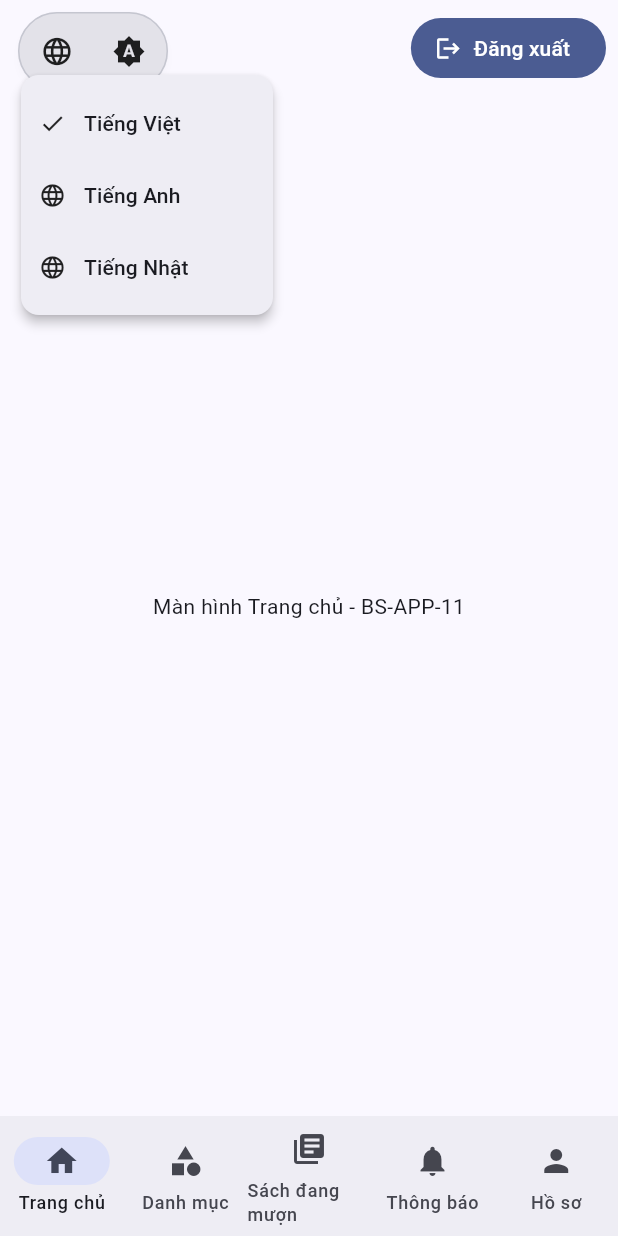
After one commit to maidanghuy/APP_BookSphere, a Flutter app: the MainTabScreen screen opened by its route, after a tap on the "language" icon, on a phone screen of 412 x 824 dp. The commit adds this screen. Run offline on Flutter 3.47's test engine with Material 3 defaults, Android fonts, the phone set to English and light mode, and no system bars; our stand-ins replace dio, flutter_riverpod, flutter_secure_storage, go_router, shared_preferences; accounts and stored records are empty.

Commit message:
feat(BS-APP-10): implement main tab layout
Task:
BS-APP-10 - Main Tab Layout

Coder:
maidanghuy

Scope:
Flutter Mobile App

Changes:
- Add MainTabScreen
- Add Material 3 NavigationBar
- Add 5 main navigation tabs
- Add placeholder screens
- Configure /main route
- Update login redirect to /main
- Keep auth guard protection
- Keep theme and localization integration
- Update README

Validation:
- flutter pub get
- flutter gen-l10n
- flutter analyze
- flutter test
- flutter build apk

```diff
--- /dev/null
+++ b/FE_BookSphere/lib/features/home/presentation/main_tab_screen.dart
@@ -0,0 +1,65 @@
+import 'package:booksphere_app/core/widgets/app_top_left_actions.dart';
+import 'package:booksphere_app/features/auth/presentation/widgets/logout_button.dart';
+import 'package:booksphere_app/features/home/screens/borrow_placeholder_screen.dart';
+import 'package:booksphere_app/features/home/screens/category_placeholder_screen.dart';
+import 'package:booksphere_app/features/home/screens/home_placeholder_screen.dart';
+import 'package:booksphere_app/features/home/screens/notification_placeholder_screen.dart';
+import 'package:booksphere_app/features/home/screens/profile_placeholder_screen.dart';
+import 'package:booksphere_app/features/home/widgets/main_bottom_navigation.dart';
+import 'package:flutter/material.dart';
+import 'package:flutter_riverpod/flutter_riverpod.dart';
+
+class MainTabScreen extends ConsumerStatefulWidget {
+  const MainTabScreen({super.key});
+
+  @override
+  ConsumerState<MainTabScreen> createState() => _MainTabScreenState();
+}
+
+class _MainTabScreenState extends ConsumerState<MainTabScreen> {
+  int currentIndex = 0;
+
+  static const pages = <Widget>[
+    HomePlaceholderScreen(),
+    CategoryPlaceholderScreen(),
+    BorrowPlaceholderScreen(),
+    NotificationPlaceholderScreen(),
+    ProfilePlaceholderScreen(),
+  ];
+
+  void _selectTab(int index) {
+    setState(() {
+      currentIndex = index;
+    });
+  }
+
+  @override
+  Widget build(BuildContext context) {
+    return Scaffold(
+      body: Stack(
+        children: [
+          SafeArea(
+            child: Padding(
+              padding: const EdgeInsets.only(top: 64),
+              child: IndexedStack(index: currentIndex, children: pages),
+            ),
+          ),
+          const AppTopLeftActions(),
+          const SafeArea(
+            child: Align(
+              alignment: Alignment.topRight,
+              child: Padding(
+                padding: EdgeInsets.all(8),
+                child: LogoutButton(),
+              ),
+            ),
+          ),
+        ],
+      ),
+      bottomNavigationBar: MainBottomNavigation(
+        currentIndex: currentIndex,
+        onDestinationSelected: _selectTab,
+      ),
+    );
+  }
+}
--- /dev/null
+++ b/FE_BookSphere/lib/features/home/screens/borrow_placeholder_screen.dart
@@ -0,0 +1,11 @@
+import 'package:booksphere_app/core/localization/l10n_extension.dart';
+import 'package:flutter/material.dart';
+
+class BorrowPlaceholderScreen extends StatelessWidget {
+  const BorrowPlaceholderScreen({super.key});
+
+  @override
+  Widget build(BuildContext context) {
+    return Center(child: Text(context.l10n.borrowScreenPlaceholder));
+  }
+}
--- /dev/null
+++ b/FE_BookSphere/lib/features/home/screens/category_placeholder_screen.dart
@@ -0,0 +1,11 @@
+import 'package:booksphere_app/core/localization/l10n_extension.dart';
+import 'package:flutter/material.dart';
+
+class CategoryPlaceholderScreen extends StatelessWidget {
+  const CategoryPlaceholderScreen({super.key});
+
+  @override
+  Widget build(BuildContext context) {
+    return Center(child: Text(context.l10n.categoryScreenPlaceholder));
+  }
+}
--- /dev/null
+++ b/FE_BookSphere/lib/features/home/screens/home_placeholder_screen.dart
@@ -0,0 +1,11 @@
+import 'package:booksphere_app/core/localization/l10n_extension.dart';
+import 'package:flutter/material.dart';
+
+class HomePlaceholderScreen extends StatelessWidget {
+  const HomePlaceholderScreen({super.key});
+
+  @override
+  Widget build(BuildContext context) {
+    return Center(child: Text(context.l10n.homeScreenPlaceholder));
+  }
+}
--- /dev/null
+++ b/FE_BookSphere/lib/features/home/screens/notification_placeholder_screen.dart
@@ -0,0 +1,11 @@
+import 'package:booksphere_app/core/localization/l10n_extension.dart';
+import 'package:flutter/material.dart';
+
+class NotificationPlaceholderScreen extends StatelessWidget {
+  const NotificationPlaceholderScreen({super.key});
+
+  @override
+  Widget build(BuildContext context) {
+    return Center(child: Text(context.l10n.notificationScreenPlaceholder));
+  }
+}
--- /dev/null
+++ b/FE_BookSphere/lib/features/home/screens/profile_placeholder_screen.dart
@@ -0,0 +1,11 @@
+import 'package:booksphere_app/core/localization/l10n_extension.dart';
+import 'package:flutter/material.dart';
+
+class ProfilePlaceholderScreen extends StatelessWidget {
+  const ProfilePlaceholderScreen({super.key});
+
+  @override
+  Widget build(BuildContext context) {
+    return Center(child: Text(context.l10n.profileScreenPlaceholder));
+  }
+}
--- /dev/null
+++ b/FE_BookSphere/lib/features/home/widgets/main_bottom_navigation.dart
@@ -0,0 +1,42 @@
+import 'package:booksphere_app/core/localization/l10n_extension.dart';
+import 'package:flutter/material.dart';
+
+class MainBottomNavigation extends StatelessWidget {
+  const MainBottomNavigation({
+    required this.currentIndex,
+    required this.onDestinationSelected,
+    super.key,
+  });
+
+  final int currentIndex;
+  final ValueChanged<int> onDestinationSelected;
+
+  @override
+  Widget build(BuildContext context) {
+    final l10n = context.l10n;
+
+    return NavigationBar(
+      selectedIndex: currentIndex,
+      onDestinationSelected: onDestinationSelected,
+      destinations: [
+        NavigationDestination(icon: const Icon(Icons.home), label: l10n.home),
+        NavigationDestination(
+          icon: const Icon(Icons.category),
+          label: l10n.categories,
+        ),
+        NavigationDestination(
+          icon: const Icon(Icons.library_books),
+          label: l10n.myBorrow,
+        ),
+        NavigationDestination(
+          icon: const Icon(Icons.notifications),
+          label: l10n.notifications,
+        ),
+        NavigationDestination(
+          icon: const Icon(Icons.person),
+          label: l10n.profile,
+        ),
+      ],
+    );
+  }
+}
--- a/FE_BookSphere/lib/l10n/app_en.arb
+++ b/FE_BookSphere/lib/l10n/app_en.arb
@@ -56,5 +56,15 @@
   "logoutConfirmMessage": "Are you sure you want to log out?",
   "cancel": "Cancel",
   "logoutSuccess": "You have been logged out.",
-  "logoutFailedButCleared": "Unable to contact the server, but you have been logged out from this device."
+  "logoutFailedButCleared": "Unable to contact the server, but you have been logged out from this device.",
+  "home": "Home",
+  "categories": "Categories",
+  "myBorrow": "My Borrow",
+  "notifications": "Notifications",
+  "profile": "Profile",
+  "homeScreenPlaceholder": "Home Screen - BS-APP-11",
+  "categoryScreenPlaceholder": "Category Screen - BS-APP-13",
+  "borrowScreenPlaceholder": "Borrow Screen - BS-APP-14",
+  "notificationScreenPlaceholder": "Notification Screen - BS-APP-15",
+  "profileScreenPlaceholder": "Profile Screen - BS-APP-16"
 }
--- a/FE_BookSphere/lib/l10n/app_ja.arb
+++ b/FE_BookSphere/lib/l10n/app_ja.arb
@@ -56,5 +56,15 @@
   "logoutConfirmMessage": "ログアウトしてもよろしいですか？",
   "cancel": "キャンセル",
   "logoutSuccess": "ログアウトしました。",
-  "logoutFailedButCleared": "サーバーに接続できませんでしたが、この端末からはログアウトしました。"
+  "logoutFailedButCleared": "サーバーに接続できませんでしたが、この端末からはログアウトしました。",
+  "home": "ホーム",
+  "categories": "カテゴリー",
+  "myBorrow": "貸出中",
+  "notifications": "通知",
+  "profile": "プロフィール",
+  "homeScreenPlaceholder": "ホーム画面 - BS-APP-11",
+  "categoryScreenPlaceholder": "カテゴリー画面 - BS-APP-13",
+  "borrowScreenPlaceholder": "貸出画面 - BS-APP-14",
+  "notificationScreenPlaceholder": "通知画面 - BS-APP-15",
+  "profileScreenPlaceholder": "プロフィール画面 - BS-APP-16"
 }
--- a/FE_BookSphere/lib/l10n/app_localizations.dart
+++ b/FE_BookSphere/lib/l10n/app_localizations.dart
@@ -250,6 +250,26 @@ abstract class AppLocalizations {
   /// **'Màn hình chính sẽ được triển khai trong BS-APP-10'**
   String get mainScreenPlaceholder;
 
+  String get home;
+
+  String get categories;
+
+  String get myBorrow;
+
+  String get notifications;
+
+  String get profile;
+
+  String get homeScreenPlaceholder;
+
+  String get categoryScreenPlaceholder;
+
+  String get borrowScreenPlaceholder;
+
+  String get notificationScreenPlaceholder;
+
+  String get profileScreenPlaceholder;
+
   /// No description provided for @registerScreenPlaceholder.
   ///
   /// In vi, this message translates to:
--- a/FE_BookSphere/lib/l10n/app_localizations_ja.dart
+++ b/FE_BookSphere/lib/l10n/app_localizations_ja.dart
@@ -82,6 +82,36 @@ class AppLocalizationsJa extends AppLocalizations {
 
   @override
   String get mainScreenPlaceholder => 'メイン画面はBS-APP-10で実装されます';
+
+  @override
+  String get home => 'ホーム';
+
+  @override
+  String get categories => 'カテゴリー';
+
+  @override
+  String get myBorrow => '貸出中';
+
+  @override
+  String get notifications => '通知';
+
+  @override
+  String get profile => 'プロフィール';
+
+  @override
+  String get homeScreenPlaceholder => 'ホーム画面 - BS-APP-11';
+
+  @override
+  String get categoryScreenPlaceholder => 'カテゴリー画面 - BS-APP-13';
+
+  @override
+  String get borrowScreenPlaceholder => '貸出画面 - BS-APP-14';
+
+  @override
+  String get notificationScreenPlaceholder => '通知画面 - BS-APP-15';
+
+  @override
+  String get profileScreenPlaceholder => 'プロフィール画面 - BS-APP-16';
 
   @override
   String get registerScreenPlaceholder => 'BookSphereの新しいアカウントを作成';
--- a/FE_BookSphere/lib/l10n/app_localizations_vi.dart
+++ b/FE_BookSphere/lib/l10n/app_localizations_vi.dart
@@ -86,6 +86,37 @@ class AppLocalizationsVi extends AppLocalizations {
   @override
   String get mainScreenPlaceholder =>
       'Màn hình chính sẽ được triển khai trong BS-APP-10';
+
+  @override
+  String get home => 'Trang chủ';
+
+  @override
+  String get categories => 'Danh mục';
+
+  @override
+  String get myBorrow => 'Sách đang mượn';
+
+  @override
+  String get notifications => 'Thông báo';
+
+  @override
+  String get profile => 'Hồ sơ';
+
+  @override
+  String get homeScreenPlaceholder => 'Màn hình Trang chủ - BS-APP-11';
+
+  @override
+  String get categoryScreenPlaceholder => 'Màn hình Danh mục - BS-APP-13';
+
+  @override
+  String get borrowScreenPlaceholder => 'Màn hình Mượn sách - BS-APP-14';
+
+  @override
+  String get notificationScreenPlaceholder =>
+      'Màn hình Thông báo - BS-APP-15';
+
+  @override
+  String get profileScreenPlaceholder => 'Màn hình Hồ sơ - BS-APP-16';
 
   @override
   String get registerScreenPlaceholder => 'Tạo tài khoản BookSphere mới';
--- a/FE_BookSphere/lib/l10n/app_vi.arb
+++ b/FE_BookSphere/lib/l10n/app_vi.arb
@@ -56,5 +56,15 @@
   "logoutConfirmMessage": "Bạn có chắc muốn đăng xuất không?",
   "cancel": "Hủy",
   "logoutSuccess": "Bạn đã đăng xuất.",
-  "logoutFailedButCleared": "Không thể kết nối máy chủ, nhưng bạn đã được đăng xuất khỏi thiết bị này."
+  "logoutFailedButCleared": "Không thể kết nối máy chủ, nhưng bạn đã được đăng xuất khỏi thiết bị này.",
+  "home": "Trang chủ",
+  "categories": "Danh mục",
+  "myBorrow": "Sách đang mượn",
+  "notifications": "Thông báo",
+  "profile": "Hồ sơ",
+  "homeScreenPlaceholder": "Màn hình Trang chủ - BS-APP-11",
+  "categoryScreenPlaceholder": "Màn hình Danh mục - BS-APP-13",
+  "borrowScreenPlaceholder": "Màn hình Mượn sách - BS-APP-14",
+  "notificationScreenPlaceholder": "Màn hình Thông báo - BS-APP-15",
+  "profileScreenPlaceholder": "Màn hình Hồ sơ - BS-APP-16"
 }
```
Also changed, not shown: FE_BookSphere/lib/app/router.dart (+2 -44 lines), FE_BookSphere/lib/l10n/app_localizations_en.dart (+31 -0 lines), 1 other file.
